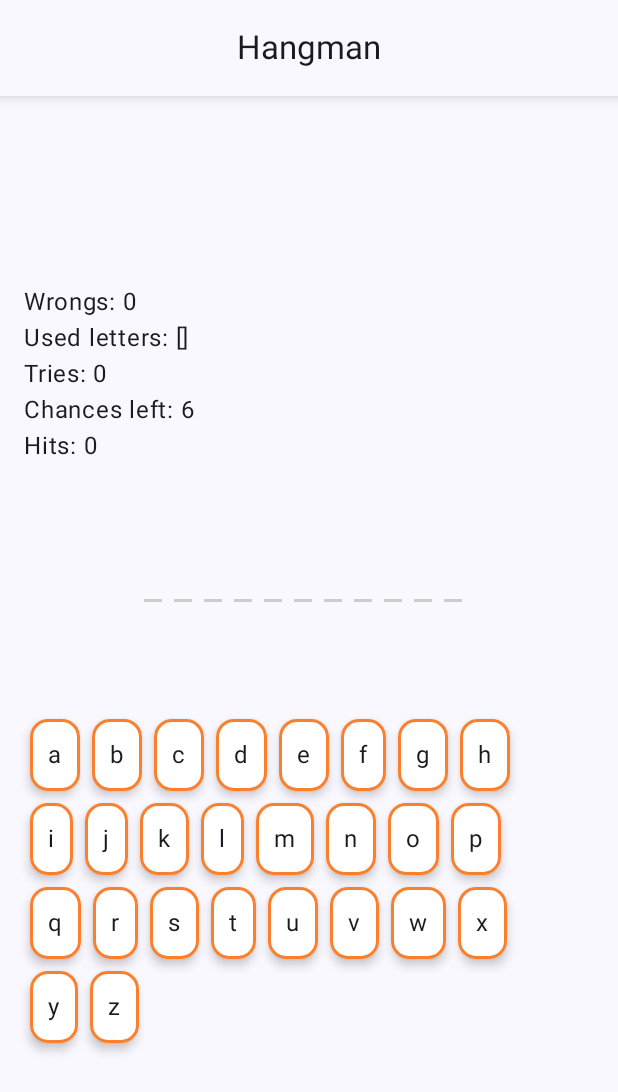
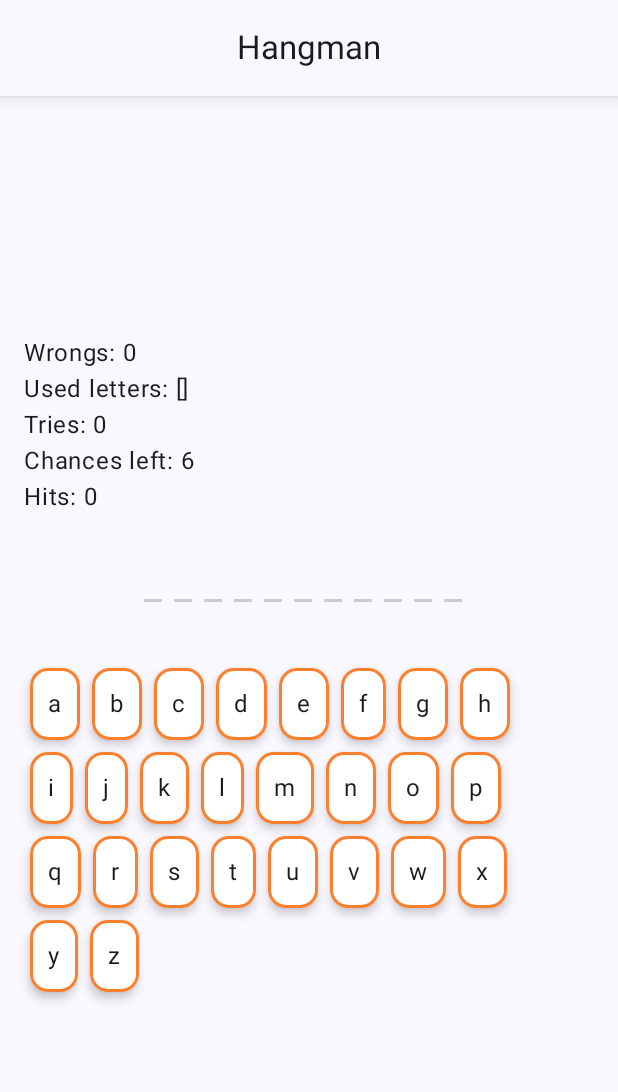
Before and after one commit to rodrigoliveirac/BrupApp, an Android app built with Jetpack Compose: the screen it shows after launch (MainActivity), on a phone screen of 412 x 824 dp. Shown: the top 1092 px of the screen. Run offline under Robolectric (Android 15) with nearby library versions, the phone set to English and light mode, and no system bars.

Commit message:
Change layout according to orientation screen.

```diff
--- a/app/src/main/java/com/rodcollab/brupapp/hangman/ui/QuestionScreen.kt
+++ b/app/src/main/java/com/rodcollab/brupapp/hangman/ui/QuestionScreen.kt
@@ -1,5 +1,6 @@
 package com.rodcollab.brupapp.hangman.ui
 
+import android.content.res.Configuration
 import androidx.compose.foundation.BorderStroke
 import androidx.compose.foundation.background
 import androidx.compose.foundation.gestures.detectTapGestures
@@ -14,6 +15,7 @@ import androidx.compose.foundation.layout.fillMaxWidth
 import androidx.compose.foundation.layout.height
 import androidx.compose.foundation.layout.padding
 import androidx.compose.foundation.layout.size
+import androidx.compose.foundation.layout.sizeIn
 import androidx.compose.foundation.layout.width
 import androidx.compose.foundation.layout.wrapContentSize
 import androidx.compose.foundation.shape.RoundedCornerShape
@@ -25,6 +27,7 @@ import androidx.compose.material3.CenterAlignedTopAppBar
 import androidx.compose.material3.ExperimentalMaterial3Api
 import androidx.compose.material3.Scaffold
 import androidx.compose.material3.Text
+import androidx.compose.material3.contentColorFor
 import androidx.compose.runtime.Composable
 import androidx.compose.runtime.LaunchedEffect
 import androidx.compose.runtime.getValue
@@ -38,6 +41,7 @@ import androidx.compose.ui.draw.shadow
 import androidx.compose.ui.graphics.Color
 import androidx.compose.ui.graphics.graphicsLayer
 import androidx.compose.ui.input.pointer.pointerInput
+import androidx.compose.ui.platform.LocalConfiguration
 import androidx.compose.ui.text.font.FontWeight
 import androidx.compose.ui.unit.dp
 import androidx.compose.ui.unit.sp
@@ -58,11 +62,11 @@ fun QuestionScreen(game: HangmanGame) {
 
     var answer by remember { mutableStateOf(game.getTrialState().answer) }
 
-    var tries: Int by rememberSaveable { mutableStateOf(game.getTrialState().tries) }
-    var chances: Int by rememberSaveable { mutableStateOf(game.getTrialState().chances) }
+    var tries: Int by remember { mutableStateOf(game.getTrialState().tries) }
+    var chances: Int by remember { mutableStateOf(game.getTrialState().chances) }
 
-    var hits: Int by rememberSaveable { mutableStateOf(game.getTrialState().hits) }
-    var wrongs: Int by rememberSaveable { mutableStateOf(game.getTrialState().errors) }
+    var hits: Int by remember { mutableStateOf(game.getTrialState().hits) }
+    var wrongs: Int by remember { mutableStateOf(game.getTrialState().errors) }
 
     var usedLetters: String by remember { mutableStateOf(game.getTrialState().usedLetters.toString()) }
 
@@ -74,8 +78,8 @@ fun QuestionScreen(game: HangmanGame) {
         "Used letters: " to usedLetters
     )
 
-    var openDialogLostGame by remember { mutableStateOf(false) }
-    var openDialogWinGame by remember { mutableStateOf(false) }
+    var openDialogLostGame by rememberSaveable { mutableStateOf(false) }
+    var openDialogWinGame by rememberSaveable { mutableStateOf(false) }
 
     var resetGame by remember { mutableStateOf(false) }
 
@@ -120,6 +124,8 @@ fun QuestionScreen(game: HangmanGame) {
         }
     }
 
+    val localConfig = LocalConfiguration.current
+
     Scaffold(topBar = {
         CenterAlignedTopAppBar(modifier = Modifier.shadow(6.dp), title = {
             Text(text = "Hangman")
@@ -130,19 +136,19 @@ fun QuestionScreen(game: HangmanGame) {
                 .fillMaxSize()
                 .padding(it)
         ) {
-            Column(
-                Modifier
-                    .align(Alignment.Center),
-            ) {
+            if(localConfig.orientation == Configuration.ORIENTATION_LANDSCAPE) {
+                Row(horizontalArrangement = Arrangement.SpaceBetween) {
+                    Column(modifier = Modifier.padding(16.dp)) {
                         score.forEach { (text, value) ->
                             Text(modifier = Modifier.padding(start = 16.dp), text = text + value.toString())
                         }
-
-                Box(Modifier.fillMaxWidth().padding(16.dp)) {
+                    }
+                    Spacer(modifier = Modifier.weight(1f))
+                    Column(modifier = Modifier.padding(16.dp),horizontalAlignment = Alignment.CenterHorizontally) {
                         Row(
                             modifier = Modifier
-                            .align(Alignment.Center)
-                            .padding(42.dp)
+                                .align(Alignment.CenterHorizontally)
+                                .padding(24.dp)
                                 .wrapContentSize(unbounded = true),
                             horizontalArrangement = Arrangement.SpaceBetween
                         ) {
@@ -152,6 +158,93 @@ fun QuestionScreen(game: HangmanGame) {
                                 LetterItem(char.toString(), letterGuessed)
                                 Spacer(modifier = Modifier.size(8.dp))
                             }
+                        }
+
+                        Spacer(modifier = Modifier.height(16.dp))
+
+                        alphabet.chunked(10).forEach { chars ->
+
+                            Row(
+                                modifier = Modifier
+                                    .padding(start = 16.dp)
+                                    .align(Alignment.CenterHorizontally),
+                                horizontalArrangement = Arrangement.Center
+                            ) {
+                                chars.forEach { char ->
+                                    Card(
+                                        colors = CardDefaults.cardColors(Color(255, 255, 255, 255)),
+                                        shape = RoundedCornerShape(12.dp),
+                                        border = BorderStroke(
+                                            2.dp, Color(
+                                                250,
+                                                128,
+                                                46
+                                            )
+                                        ),
+                                        modifier = Modifier
+                                            .graphicsLayer {
+                                                scaleX =
+                                                    if (char == letterTapped) 1.2f else 1.0f
+                                                scaleY =
+                                                    if (char == letterTapped) 1.2f else 1.0f
+                                            }
+                                            .pointerInput(Unit) {
+                                                detectTapGestures(
+                                                    onPress = {
+
+                                                        val letterGuessed = game
+                                                            .guessedLetters()
+                                                            .any { l -> char == l }
+
+                                                        if (!letterGuessed) {
+                                                            letterTapped = char
+
+                                                            game.verifyAnswerThenUpdateGameState(
+                                                                char
+                                                            )
+                                                        }
+
+                                                    }
+                                                )
+                                            }
+                                            .padding(4.dp),
+                                        elevation = CardDefaults.cardElevation(4.dp)
+                                    ) {
+                                        Text(
+                                            text = char.toString(),
+                                            maxLines = 1,
+                                            modifier = Modifier
+                                                .padding(12.dp)
+                                        )
+                                    }
+                                }
+                            }
+                        }
+                    }
+                }
+            } else {
+                Column(
+                    Modifier
+                        .align(Alignment.Center)
+                        .sizeIn(),
+                ) {
+
+                    score.forEach { (text, value) ->
+                        Text(modifier = Modifier.padding(start = 16.dp), text = text + value.toString())
+                    }
+
+                    Row(
+                        modifier = Modifier
+                            .align(Alignment.CenterHorizontally)
+                            .padding(24.dp)
+                            .wrapContentSize(unbounded = true),
+                        horizontalArrangement = Arrangement.SpaceBetween
+                    ) {
+                        chars.forEach { char ->
+
+                            val letterGuessed = game.guessedLetters().any { l -> char == l }
+                            LetterItem(char.toString(), letterGuessed)
+                            Spacer(modifier = Modifier.size(8.dp))
                         }
                     }
 
@@ -211,6 +304,7 @@ fun QuestionScreen(game: HangmanGame) {
                                         modifier = Modifier
                                             .padding(12.dp)
                                     )
+                                }
                             }
                         }
                     }
```
Lines whose indentation alone changed are shown as unchanged.
